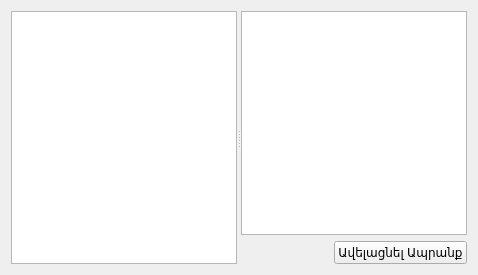
Old version of the form src/storages.ui in the repository ADCompany/AD-Farm.
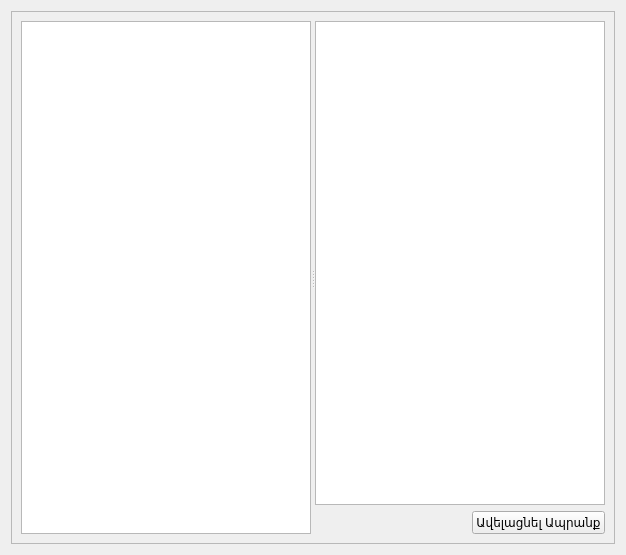
New version of the form. Icons and pictures are not drawn.

Commit message: Add Storage Item:

Patch:
```diff
--- a/src/storages.ui
+++ b/src/storages.ui
@@ -6,21 +6,42 @@
    <rect>
     <x>0</x>
     <y>0</y>
-    <width>478</width>
-    <height>275</height>
+    <width>626</width>
+    <height>555</height>
    </rect>
   </property>
   <property name="windowTitle">
    <string>Form</string>
   </property>
-  <layout class="QVBoxLayout" name="verticalLayout_2">
-   <item>
+  <layout class="QGridLayout" name="gridLayout_2">
+   <item row="0" column="0">
+    <widget class="QScrollArea" name="scrollArea">
+     <property name="widgetResizable">
+      <bool>true</bool>
+     </property>
+     <widget class="QWidget" name="scrollAreaWidgetContents">
+      <property name="geometry">
+       <rect>
+        <x>0</x>
+        <y>0</y>
+        <width>606</width>
+        <height>535</height>
+       </rect>
+      </property>
+      <layout class="QGridLayout" name="gridLayout">
+       <item row="0" column="0">
     <widget class="QSplitter" name="splitter">
      <property name="orientation">
       <enum>Qt::Horizontal</enum>
      </property>
-     <widget class="QListView" name="listView"/>
-     <widget class="QWidget" name="">
+         <widget class="QListView" name="listView">
+          <property name="font">
+           <font>
+            <pointsize>10</pointsize>
+           </font>
+          </property>
+         </widget>
+         <widget class="QWidget" name="layoutWidget">
       <layout class="QVBoxLayout" name="verticalLayout">
        <item>
         <widget class="QTableView" name="tableView">
@@ -59,6 +80,10 @@
           </widget>
          </item>
         </layout>
+           </item>
+          </layout>
+         </widget>
+        </widget>
        </item>
       </layout>
      </widget>
```
Lines whose indentation alone changed are shown as unchanged. The commit also changes 4 other files.
